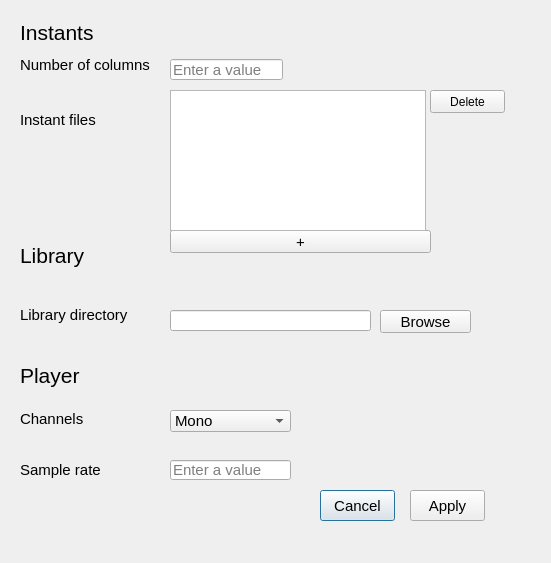
Old version of the form sarge/resources/preference_window.ui in the repository bitcastza/sarge.
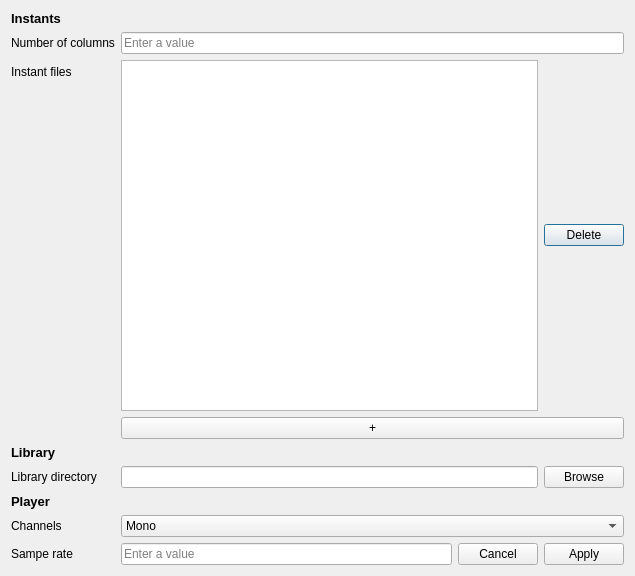
New version of the form.

Commit message: added layout for preference ui

Diff of the .ui file:
```diff
--- a/sarge/resources/preference_window.ui
+++ b/sarge/resources/preference_window.ui
@@ -6,283 +6,176 @@
    <rect>
     <x>0</x>
     <y>0</y>
-    <width>551</width>
-    <height>563</height>
+    <width>635</width>
+    <height>576</height>
    </rect>
   </property>
   <property name="windowTitle">
    <string>Preferences</string>
   </property>
+  <layout class="QFormLayout" name="formLayout">
+   <item row="0" column="0">
   <widget class="QLabel" name="Instants_label">
-   <property name="geometry">
-    <rect>
-     <x>20</x>
-     <y>20</y>
-     <width>81</width>
-     <height>21</height>
-    </rect>
+     <property name="font">
+      <font>
+       <pointsize>10</pointsize>
+       <weight>75</weight>
+       <bold>true</bold>
+      </font>
    </property>
    <property name="text">
-    <string>&lt;html&gt;&lt;head/&gt;&lt;body&gt;&lt;p&gt;&lt;span style=&quot; font-size:16pt;&quot;&gt;Instants&lt;/span&gt;&lt;/p&gt;&lt;/body&gt;&lt;/html&gt;</string>
-   </property>
-  </widget>
+      <string>Instants</string>
+     </property>
+    </widget>
+   </item>
+   <item row="1" column="0">
   <widget class="QLabel" name="columns_label">
-   <property name="geometry">
-    <rect>
-     <x>20</x>
-     <y>50</y>
-     <width>131</width>
-     <height>31</height>
-    </rect>
-   </property>
+     <property name="text">
+      <string>Number of columns</string>
+     </property>
+    </widget>
+   </item>
+   <item row="1" column="1">
+    <widget class="QLineEdit" name="column_field">
    <property name="text">
-    <string>&lt;html&gt;&lt;head/&gt;&lt;body&gt;&lt;p&gt;&lt;span style=&quot; font-size:11pt;&quot;&gt;Number of columns&lt;/span&gt;&lt;/p&gt;&lt;/body&gt;&lt;/html&gt;</string>
-   </property>
-  </widget>
-  <widget class="QLabel" name="library_label">
-   <property name="geometry">
-    <rect>
-     <x>20</x>
-     <y>240</y>
-     <width>71</width>
-     <height>31</height>
-    </rect>
-   </property>
+      <string/>
+     </property>
+     <property name="placeholderText">
+      <string>Enter a value</string>
+     </property>
+    </widget>
+   </item>
+   <item row="2" column="0">
+    <widget class="QLabel" name="Instant_files_label">
+     <property name="text">
+      <string>Instant files</string>
+     </property>
+    </widget>
+   </item>
+   <item row="2" column="1">
+    <layout class="QHBoxLayout" name="horizontalLayout_3">
+     <item>
+      <widget class="QListWidget" name="files_list"/>
+     </item>
+     <item>
+      <widget class="QPushButton" name="delete_button">
    <property name="text">
-    <string>&lt;html&gt;&lt;head/&gt;&lt;body&gt;&lt;p&gt;&lt;span style=&quot; font-size:16pt;&quot;&gt;Library&lt;/span&gt;&lt;/p&gt;&lt;/body&gt;&lt;/html&gt;</string>
-   </property>
-  </widget>
+        <string>Delete</string>
+       </property>
+      </widget>
+     </item>
+    </layout>
+   </item>
+   <item row="3" column="1">
+    <widget class="QPushButton" name="select_files">
+     <property name="text">
+      <string>+</string>
+     </property>
+    </widget>
+   </item>
+   <item row="4" column="0">
+    <widget class="QLabel" name="libary_label">
+     <property name="font">
+      <font>
+       <pointsize>10</pointsize>
+       <weight>75</weight>
+       <bold>true</bold>
+      </font>
+     </property>
+     <property name="text">
+      <string>Library</string>
+     </property>
+    </widget>
+   </item>
+   <item row="5" column="0">
   <widget class="QLabel" name="directory_label">
-   <property name="geometry">
-    <rect>
-     <x>20</x>
-     <y>300</y>
-     <width>111</width>
-     <height>31</height>
-    </rect>
-   </property>
    <property name="text">
-    <string>&lt;html&gt;&lt;head/&gt;&lt;body&gt;&lt;p&gt;&lt;span style=&quot; font-size:11pt;&quot;&gt;Library directory&lt;/span&gt;&lt;/p&gt;&lt;/body&gt;&lt;/html&gt;</string>
-   </property>
-  </widget>
-  <widget class="QLabel" name="Player_label">
-   <property name="geometry">
-    <rect>
-     <x>20</x>
-     <y>360</y>
-     <width>71</width>
-     <height>31</height>
-    </rect>
-   </property>
+      <string>Library directory</string>
+     </property>
+    </widget>
+   </item>
+   <item row="5" column="1">
+    <layout class="QHBoxLayout" name="horizontalLayout_4">
+     <item>
+      <widget class="QLineEdit" name="directory_path"/>
+     </item>
+     <item>
+      <widget class="QPushButton" name="browse_button">
    <property name="text">
-    <string>&lt;html&gt;&lt;head/&gt;&lt;body&gt;&lt;p&gt;&lt;span style=&quot; font-size:16pt;&quot;&gt;Player&lt;/span&gt;&lt;/p&gt;&lt;/body&gt;&lt;/html&gt;</string>
-   </property>
-  </widget>
+        <string>Browse</string>
+       </property>
+      </widget>
+     </item>
+    </layout>
+   </item>
+   <item row="7" column="0">
   <widget class="QLabel" name="channel_label">
-   <property name="geometry">
-    <rect>
-     <x>20</x>
-     <y>410</y>
-     <width>71</width>
-     <height>16</height>
-    </rect>
-   </property>
+     <property name="text">
+      <string>Channels</string>
+     </property>
+    </widget>
+   </item>
+   <item row="7" column="1">
+    <widget class="QComboBox" name="channels_field">
+     <item>
    <property name="text">
-    <string>&lt;html&gt;&lt;head/&gt;&lt;body&gt;&lt;p&gt;&lt;span style=&quot; font-size:11pt; color:#000000;&quot;&gt;Channels&lt;/span&gt;&lt;/p&gt;&lt;/body&gt;&lt;/html&gt;</string>
-   </property>
-  </widget>
+       <string>Mono</string>
+      </property>
+     </item>
+     <item>
+      <property name="text">
+       <string>Stereo</string>
+      </property>
+     </item>
+    </widget>
+   </item>
+   <item row="8" column="0">
   <widget class="QLabel" name="sample_rate_label">
-   <property name="geometry">
-    <rect>
-     <x>20</x>
-     <y>460</y>
-     <width>91</width>
-     <height>21</height>
-    </rect>
-   </property>
    <property name="text">
-    <string>&lt;html&gt;&lt;head/&gt;&lt;body&gt;&lt;p&gt;&lt;span style=&quot; font-size:11pt; color:#000000;&quot;&gt;Sample rate&lt;/span&gt;&lt;/p&gt;&lt;/body&gt;&lt;/html&gt;</string>
-   </property>
-  </widget>
+      <string>Sampe rate</string>
+     </property>
+    </widget>
+   </item>
+   <item row="8" column="1">
+    <layout class="QHBoxLayout" name="horizontalLayout_5">
+     <item>
+      <widget class="QLineEdit" name="sample_rate_field">
+       <property name="placeholderText">
+        <string>Enter a value</string>
+       </property>
+      </widget>
+     </item>
+     <item>
   <widget class="QPushButton" name="cancel_button">
-   <property name="geometry">
-    <rect>
-     <x>320</x>
-     <y>490</y>
-     <width>75</width>
-     <height>31</height>
-    </rect>
-   </property>
-   <property name="font">
-    <font>
-     <pointsize>11</pointsize>
-    </font>
-   </property>
    <property name="text">
     <string>Cancel</string>
    </property>
   </widget>
+     </item>
+     <item>
   <widget class="QPushButton" name="apply_button">
-   <property name="geometry">
-    <rect>
-     <x>410</x>
-     <y>490</y>
-     <width>75</width>
-     <height>31</height>
-    </rect>
-   </property>
-   <property name="font">
-    <font>
-     <pointsize>11</pointsize>
-    </font>
-   </property>
    <property name="text">
     <string>Apply</string>
    </property>
   </widget>
-  <widget class="QLineEdit" name="sample_rate_field">
-   <property name="geometry">
-    <rect>
-     <x>170</x>
-     <y>460</y>
-     <width>121</width>
-     <height>20</height>
-    </rect>
-   </property>
-   <property name="font">
-    <font>
-     <pointsize>11</pointsize>
-    </font>
-   </property>
-   <property name="placeholderText">
-    <string>Enter a value</string>
-   </property>
-  </widget>
-  <widget class="QPushButton" name="browse_button">
-   <property name="geometry">
-    <rect>
-     <x>380</x>
-     <y>310</y>
-     <width>91</width>
-     <height>23</height>
-    </rect>
-   </property>
-   <property name="font">
-    <font>
-     <pointsize>11</pointsize>
-    </font>
-   </property>
-   <property name="text">
-    <string>Browse</string>
-   </property>
-  </widget>
-  <widget class="QLineEdit" name="column_field">
-   <property name="geometry">
-    <rect>
-     <x>170</x>
-     <y>59</y>
-     <width>113</width>
-     <height>21</height>
-    </rect>
-   </property>
-   <property name="font">
-    <font>
-     <pointsize>11</pointsize>
-    </font>
-   </property>
-   <property name="placeholderText">
-    <string>Enter a value</string>
-   </property>
-  </widget>
-  <widget class="QComboBox" name="channels_field">
-   <property name="geometry">
-    <rect>
-     <x>170</x>
-     <y>410</y>
-     <width>121</width>
-     <height>22</height>
-    </rect>
-   </property>
-   <property name="font">
-    <font>
-     <pointsize>11</pointsize>
-    </font>
-   </property>
-   <item>
-    <property name="text">
-     <string>Mono</string>
-    </property>
-   </item>
-   <item>
-    <property name="text">
-     <string>Stereo</string>
-    </property>
+     </item>
+    </layout>
    </item>
-  </widget>
-  <widget class="QLabel" name="instant_files_label">
-   <property name="geometry">
-    <rect>
-     <x>20</x>
-     <y>110</y>
-     <width>101</width>
-     <height>21</height>
-    </rect>
-   </property>
-   <property name="text">
-    <string>&lt;html&gt;&lt;head/&gt;&lt;body&gt;&lt;p&gt;&lt;span style=&quot; font-size:11pt;&quot;&gt;Instant files&lt;/span&gt;&lt;/p&gt;&lt;/body&gt;&lt;/html&gt;</string>
-   </property>
-  </widget>
-  <widget class="QPushButton" name="select_files">
-   <property name="geometry">
-    <rect>
-     <x>170</x>
-     <y>230</y>
-     <width>261</width>
-     <height>23</height>
-    </rect>
-   </property>
+   <item row="6" column="0">
+    <widget class="QLabel" name="Player_label">
    <property name="font">
     <font>
-     <pointsize>11</pointsize>
+       <pointsize>10</pointsize>
+       <weight>75</weight>
+       <bold>true</bold>
     </font>
    </property>
    <property name="text">
-    <string>+</string>
-   </property>
-  </widget>
-  <widget class="QLineEdit" name="directory_path">
-   <property name="geometry">
-    <rect>
-     <x>170</x>
-     <y>310</y>
-     <width>201</width>
-     <height>21</height>
-    </rect>
-   </property>
-  </widget>
-  <widget class="QListWidget" name="files_list">
-   <property name="geometry">
-    <rect>
-     <x>170</x>
-     <y>90</y>
-     <width>256</width>
-     <height>141</height>
-    </rect>
-   </property>
-  </widget>
-  <widget class="QPushButton" name="delete_button">
-   <property name="geometry">
-    <rect>
-     <x>430</x>
-     <y>90</y>
-     <width>75</width>
-     <height>23</height>
-    </rect>
-   </property>
-   <property name="text">
-    <string>Delete</string>
-   </property>
-  </widget>
+      <string>Player</string>
+     </property>
+    </widget>
+   </item>
+  </layout>
  </widget>
  <resources/>
  <connections/>
```
Left out of the diff: 2 changed lines with no effect on the pictures. Lines whose indentation alone changed are shown as unchanged. The commit also changes 3 other files.
